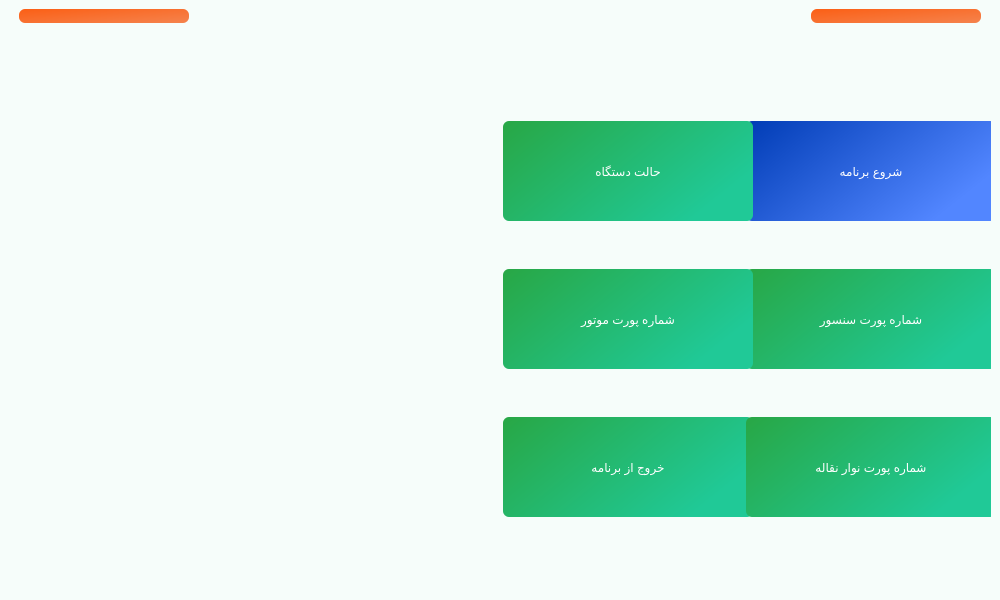
Farazist/raspberrypi-app, file main.ui: the form before one commit.
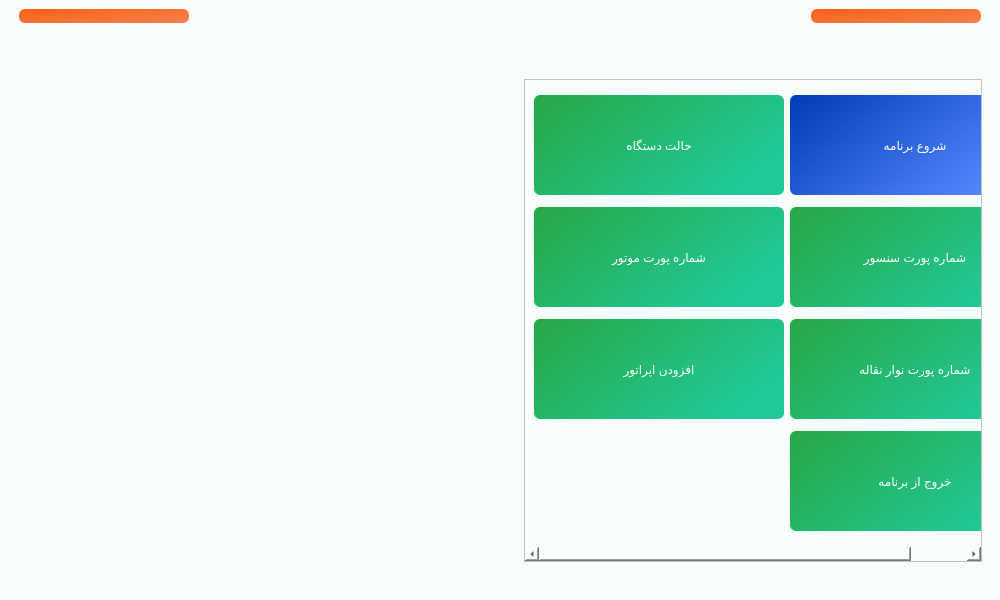
The form after the commit. The open tabs and pages were chosen to show the change. Icons and pictures are not drawn.

Patch:
```diff
--- a/main.ui
+++ b/main.ui
@@ -1276,7 +1276,21 @@
              </size>
             </property>
             <widget class="QWidget" name="pageSettingEmpty">
-             <layout class="QVBoxLayout" name="verticalLayout_13"/>
+             <layout class="QVBoxLayout" name="verticalLayout_13">
+              <item>
+               <widget class="QLabel" name="label_16">
+                <property name="text">
+                 <string/>
+                </property>
+                <property name="pixmap">
+                 <pixmap>images/vector/setting-vector.png</pixmap>
+                </property>
+                <property name="scaledContents">
+                 <bool>true</bool>
+                </property>
+               </widget>
+              </item>
+             </layout>
             </widget>
             <widget class="QWidget" name="pageSettingDeviceMode">
              <layout class="QVBoxLayout" name="verticalLayout_12">
@@ -1549,27 +1563,62 @@
            </widget>
           </item>
           <item>
+           <widget class="QScrollArea" name="scrollArea_2">
+            <property name="minimumSize">
+             <size>
+              <width>450</width>
+              <height>0</height>
+             </size>
+            </property>
+            <property name="maximumSize">
+             <size>
+              <width>750</width>
+              <height>16777215</height>
+             </size>
+            </property>
+            <property name="widgetResizable">
+             <bool>true</bool>
+            </property>
+            <widget class="QWidget" name="scrollAreaWidgetContents">
+             <property name="geometry">
+              <rect>
+               <x>0</x>
+               <y>0</y>
+               <width>524</width>
+               <height>436</height>
+              </rect>
+             </property>
            <layout class="QGridLayout" name="gridLayout_2">
             <item row="2" column="1">
+               <widget class="QPushButton" name="btnSetting4">
+                <property name="minimumSize">
+                 <size>
+                  <width>250</width>
+                  <height>100</height>
+                 </size>
+                </property>
+                <property name="styleSheet">
+                 <string notr="true">background-color: qlineargradient(spread:pad, x1:0, y1:0, x2:1, y2:0.5,x3:1, y3:1, stop:0 #28a745, stop:1#20c997,  stop:2 #17a2b8);
+color: rgb(255, 255, 255);
+font: 24pt &quot;IRANSans&quot;;
+padding: 3px; 
+border: none; 
+border-radius: 6px;
+outline-style: none;</string>
+                </property>
+                <property name="text">
+                 <string>افزودن اپراتور</string>
+                </property>
+               </widget>
+              </item>
+              <item row="1" column="3">
              <widget class="QPushButton" name="btnSetting3">
-              <property name="sizePolicy">
-               <sizepolicy hsizetype="Fixed" vsizetype="Fixed">
-                <horstretch>0</horstretch>
-                <verstretch>0</verstretch>
-               </sizepolicy>
-              </property>
               <property name="minimumSize">
                <size>
                 <width>250</width>
                 <height>100</height>
                </size>
               </property>
-              <property name="maximumSize">
-               <size>
-                <width>300</width>
-                <height>16777215</height>
-               </size>
-              </property>
               <property name="styleSheet">
                <string notr="true">background-color: qlineargradient(spread:pad, x1:0, y1:0, x2:1, y2:0.5,x3:1, y3:1, stop:0 #28a745, stop:1#20c997,  stop:2 #17a2b8);
 color: rgb(255, 255, 255);
@@ -1584,94 +1633,36 @@
               </property>
              </widget>
             </item>
-            <item row="3" column="0">
-             <widget class="QPushButton" name="btnSetting6">
-              <property name="sizePolicy">
-               <sizepolicy hsizetype="Fixed" vsizetype="Fixed">
-                <horstretch>0</horstretch>
-                <verstretch>0</verstretch>
-               </sizepolicy>
-              </property>
-              <property name="minimumSize">
-               <size>
-                <width>250</width>
-                <height>100</height>
-               </size>
-              </property>
-              <property name="maximumSize">
-               <size>
-                <width>300</width>
-                <height>16777215</height>
-               </size>
-              </property>
-              <property name="styleSheet">
-               <string notr="true">background-color: qlineargradient(spread:pad, x1:0, y1:0, x2:1, y2:0.5,x3:1, y3:1, stop:0 #28a745, stop:1#20c997,  stop:2 #17a2b8);
-color: rgb(255, 255, 255);
-font: 24pt &quot;IRANSans&quot;;
-padding: 3px; 
-border: none; 
-border-radius: 6px;
-outline-style: none;</string>
-              </property>
-              <property name="text">
-               <string>خروج از برنامه</string>
-              </property>
-             </widget>
-            </item>
-            <item row="3" column="1">
-             <widget class="QPushButton" name="btnSetting5">
-              <property name="sizePolicy">
-               <sizepolicy hsizetype="Fixed" vsizetype="Fixed">
-                <horstretch>0</horstretch>
-                <verstretch>0</verstretch>
-               </sizepolicy>
-              </property>
-              <property name="minimumSize">
-               <size>
-                <width>250</width>
-                <height>100</height>
-               </size>
-              </property>
-              <property name="maximumSize">
-               <size>
-                <width>300</width>
-                <height>16777215</height>
-               </size>
-              </property>
-              <property name="styleSheet">
-               <string notr="true">background-color: qlineargradient(spread:pad, x1:0, y1:0, x2:1, y2:0.5,x3:1, y3:1, stop:0 #28a745, stop:1#20c997,  stop:2 #17a2b8);
-color: rgb(255, 255, 255);
-font: 24pt &quot;IRANSans&quot;;
-padding: 3px; 
-border: none; 
-border-radius: 6px;
-outline-style: none;</string>
-              </property>
-              <property name="text">
-               <string>شماره پورت نوار نقاله</string>
-              </property>
-             </widget>
-            </item>
             <item row="0" column="1">
+               <widget class="QPushButton" name="btnSetting1">
+                <property name="minimumSize">
+                 <size>
+                  <width>250</width>
+                  <height>100</height>
+                 </size>
+                </property>
+                <property name="styleSheet">
+                 <string notr="true">background-color: qlineargradient(spread:pad, x1:0, y1:0, x2:1, y2:0.5,x3:1, y3:1, stop:0 #28a745, stop:1#20c997,  stop:2 #17a2b8);
+color: rgb(255, 255, 255);
+font: 24pt &quot;IRANSans&quot;;
+padding: 3px; 
+border: none; 
+border-radius: 6px;
+outline-style: none;</string>
+                </property>
+                <property name="text">
+                 <string>حالت دستگاه</string>
+                </property>
+               </widget>
+              </item>
+              <item row="0" column="3">
              <widget class="QPushButton" name="btnSettingStart">
-              <property name="sizePolicy">
-               <sizepolicy hsizetype="Fixed" vsizetype="Fixed">
-                <horstretch>0</horstretch>
-                <verstretch>0</verstretch>
-               </sizepolicy>
-              </property>
               <property name="minimumSize">
                <size>
                 <width>250</width>
                 <height>100</height>
                </size>
               </property>
-              <property name="maximumSize">
-               <size>
-                <width>300</width>
-                <height>16777215</height>
-               </size>
-              </property>
               <property name="styleSheet">
                <string notr="true">background-color: qlineargradient(spread:pad, x1:0, y1:0, x2:1, y2:0.5,x3:1, y3:1, stop:0 #003cb5, stop:1#5286ff,  stop:2 #6ff8ff);
 color: rgb(255, 255, 255);
@@ -1687,26 +1678,14 @@
               </property>
              </widget>
             </item>
-            <item row="2" column="0">
+              <item row="1" column="1">
              <widget class="QPushButton" name="btnSetting2">
-              <property name="sizePolicy">
-               <sizepolicy hsizetype="Fixed" vsizetype="Fixed">
-                <horstretch>0</horstretch>
-                <verstretch>0</verstretch>
-               </sizepolicy>
-              </property>
               <property name="minimumSize">
                <size>
                 <width>250</width>
                 <height>100</height>
                </size>
               </property>
-              <property name="maximumSize">
-               <size>
-                <width>300</width>
-                <height>16777215</height>
-               </size>
-              </property>
               <property name="styleSheet">
                <string notr="true">background-color: qlineargradient(spread:pad, x1:0, y1:0, x2:1, y2:0.5,x3:1, y3:1, stop:0 #28a745, stop:1#20c997,  stop:2 #17a2b8);
 color: rgb(255, 255, 255);
@@ -1721,24 +1700,34 @@
               </property>
              </widget>
             </item>
-            <item row="0" column="0">
-             <widget class="QPushButton" name="btnSetting1">
-              <property name="sizePolicy">
-               <sizepolicy hsizetype="Fixed" vsizetype="Fixed">
-                <horstretch>0</horstretch>
-                <verstretch>0</verstretch>
-               </sizepolicy>
-              </property>
+              <item row="2" column="3">
+               <widget class="QPushButton" name="btnSetting5">
               <property name="minimumSize">
                <size>
                 <width>250</width>
                 <height>100</height>
                </size>
               </property>
-              <property name="maximumSize">
+                <property name="styleSheet">
+                 <string notr="true">background-color: qlineargradient(spread:pad, x1:0, y1:0, x2:1, y2:0.5,x3:1, y3:1, stop:0 #28a745, stop:1#20c997,  stop:2 #17a2b8);
+color: rgb(255, 255, 255);
+font: 24pt &quot;IRANSans&quot;;
+padding: 3px; 
+border: none; 
+border-radius: 6px;
+outline-style: none;</string>
+                </property>
+                <property name="text">
+                 <string>شماره پورت نوار نقاله</string>
+                </property>
+               </widget>
+              </item>
+              <item row="3" column="3">
+               <widget class="QPushButton" name="btnSetting6">
+                <property name="minimumSize">
                <size>
-                <width>300</width>
-                <height>16777215</height>
+                  <width>250</width>
+                  <height>100</height>
                </size>
               </property>
               <property name="styleSheet">
@@ -1751,11 +1740,13 @@
 outline-style: none;</string>
               </property>
               <property name="text">
-               <string>حالت دستگاه</string>
+                 <string>خروج از برنامه</string>
               </property>
              </widget>
             </item>
            </layout>
+            </widget>
+           </widget>
           </item>
          </layout>
         </item>
```
Left out of the diff: 84 changed lines with no effect on the pictures. Lines whose indentation alone changed are shown as unchanged.
